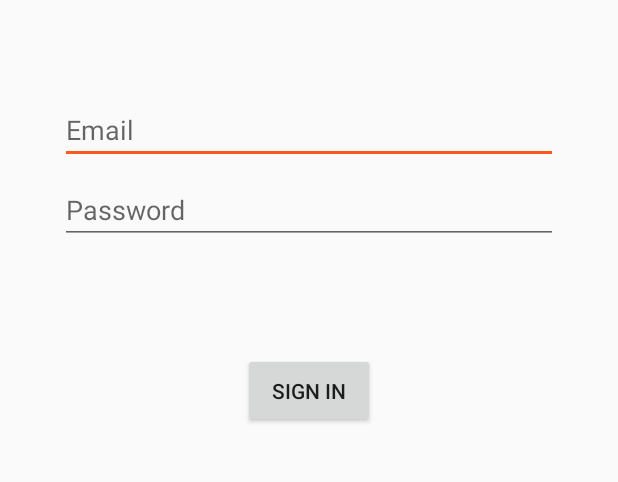
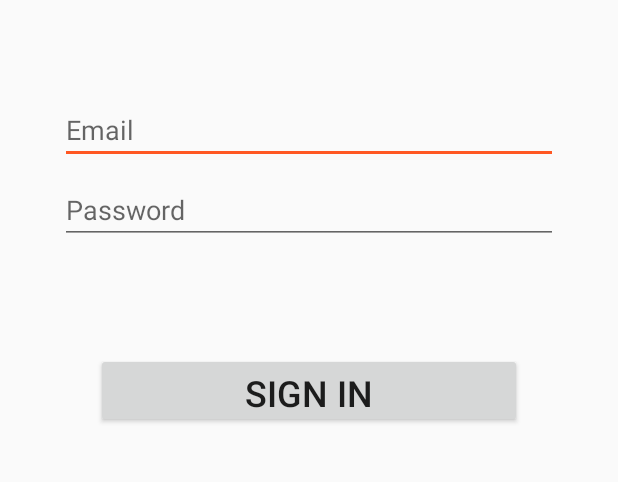
Before and after one commit to Tini-glut/Tini, an Android app: the screen it shows after launch (LoginActivity), on a phone screen of 412 x 824 dp, the part 348-830 px from its top. Run offline under Robolectric (Android 15) with nearby library versions, the phone set to English and light mode, and no system bars; 3 statements that could not run were skipped.

```diff
--- a/app/src/main/res/layout/activity_login.xml
+++ b/app/src/main/res/layout/activity_login.xml
@@ -52,13 +52,14 @@
 
     <Button
         android:id="@+id/login"
-        android:layout_width="wrap_content"
+        android:layout_width="match_parent"
         android:layout_height="50dp"
         android:layout_gravity="start"
         android:layout_marginStart="48dp"
         android:layout_marginTop="16dp"
         android:layout_marginEnd="48dp"
         android:layout_marginBottom="64dp"
+        android:textSize="@dimen/login_label"
         android:text="@string/action_sign_in_short"
         app:layout_constraintBottom_toBottomOf="parent"
         app:layout_constraintEnd_toEndOf="parent"
@@ -81,4 +82,5 @@
         app:layout_constraintStart_toStartOf="@+id/password"
         app:layout_constraintTop_toTopOf="parent"
         app:layout_constraintVertical_bias="0.3" />
+
 </androidx.constraintlayout.widget.ConstraintLayout>
--- a/app/src/main/res/values/dimens.xml
+++ b/app/src/main/res/values/dimens.xml
@@ -3,4 +3,6 @@
  <dimen name="activity_horizontal_margin">16dp</dimen>
  <dimen name="activity_vertical_margin">16dp</dimen>
     <dimen name="splash_title">30sp</dimen>
+    <dimen name="login_label">24sp</dimen>
+
 </resources>
```
Also changed, not shown: app/src/main/java/edu/glut/tini/contract/LoginContract.java (added, +18 -0 lines).
